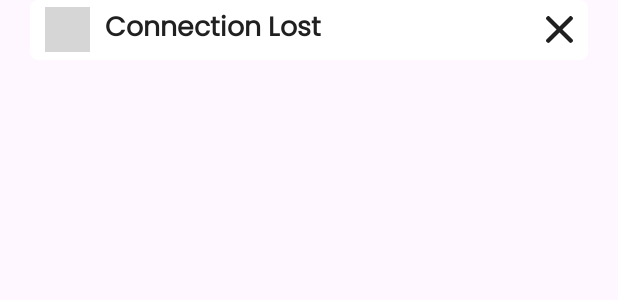
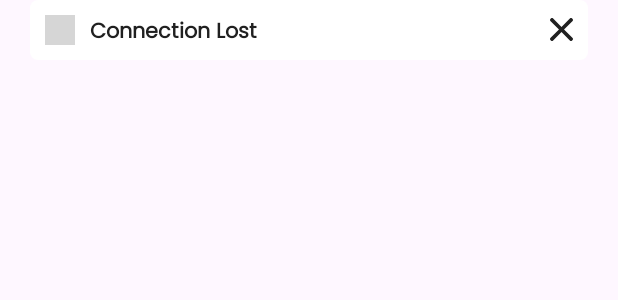
Before and after one commit to rbryanben/VeliqoLab, an Android app: the layout custom_toast.xml on its own in the app's theme, with its tools: preview values and no code run, on a phone screen of 412 x 824 dp. Shown: the top 300 px of the screen. Run offline under Robolectric (Android 15) with nearby library versions, the phone set to English and light mode, and no system bars; grey boxes are pictures that could not be loaded.

Commit message:
Custom Toast - Handler Methods and Refactoring

```diff
--- a/app/src/main/res/layout/custom_toast.xml
+++ b/app/src/main/res/layout/custom_toast.xml
@@ -3,17 +3,21 @@
     android:layout_width="match_parent"
     android:layout_height="40dp"
     xmlns:app="http://schemas.android.com/apk/res-auto"
-    android:layout_marginLeft="20dp"
-    android:layout_marginRight="20dp"
+    android:paddingLeft="20dp"
+    android:paddingRight="20dp">
+
+    <RelativeLayout
+        android:layout_width="match_parent"
+        android:layout_height="40dp"
+        android:padding="10dp"
         android:background="@drawable/custom_toast_background">
 
         <!-- icon -->
         <ImageView
             android:id="@+id/customToastIconImageView"
-        android:layout_width="30dp"
-        android:layout_height="30dp"
+            android:layout_width="20dp"
+            android:layout_height="20dp"
             android:layout_centerVertical="true"
-        android:layout_marginLeft="10dp"
             android:src="@drawable/baseline_signal_wifi_bad_24" />
 
         <!-- message -->
@@ -24,7 +28,7 @@
             android:text="Connection Lost"
             android:textColor="@color/text"
             android:layout_toRightOf="@id/customToastIconImageView"
-        android:textSize="18dp"
+            android:textSize="14dp"
             android:layout_marginLeft="10dp"
             android:layout_centerVertical="true"
             android:textStyle="bold"/>
@@ -32,11 +36,11 @@
         <!-- Cancel Button -->
         <ImageView
             android:id="@+id/customToastCancelImageView"
-        android:layout_width="18dp"
-        android:layout_height="18dp"
+            android:layout_width="15dp"
+            android:layout_height="15dp"
             app:tint="@color/text"
             android:src="@drawable/icon_cancel"
             android:layout_alignParentRight="true"
-        android:layout_centerVertical="true"
-        android:layout_marginRight="10dp"/>
+            android:layout_centerVertical="true"/>
     </RelativeLayout>
+</RelativeLayout>
```
Also changed, not shown: app/src/main/java/com/wapazock/veliqolab/utils/notifications/ClassicNotifications.kt (+57 -3 lines), app/src/main/java/com/wapazock/veliqolab/views/login/LoginActivity.kt (+4 -3 lines), app/src/main/java/com/wapazock/veliqolab/views/otp/VerifyRegistrationEmailActivity.kt (+11 -5 lines), app/src/main/java/com/wapazock/veliqolab/views/register/RegisterActivity.kt (+4 -3 lines), app/src/main/res/drawable/warning_sign.xml (added, +12 -0 lines). Lines whose indentation alone changed are shown as unchanged.
